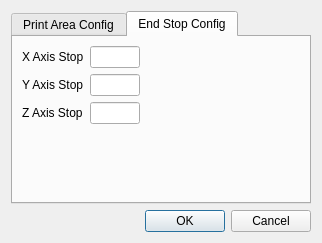
Above: printareaconfigdialog.ui from Bahamuttg/PiRinter3D before the change. Below: the same form after it.
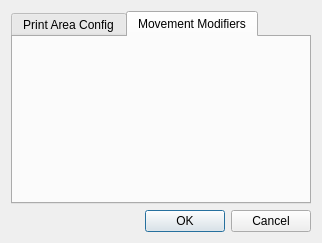
That is the form after the change. The open tabs and pages were chosen to show the change. Icons and pictures are not drawn.

```diff
--- a/printareaconfigdialog.ui
+++ b/printareaconfigdialog.ui
@@ -105,100 +105,9 @@
        </widget>
        <widget class="QWidget" name="tabEndStops">
         <attribute name="title">
-         <string>End Stop Config</string>
+         <string>Movement Modifiers</string>
         </attribute>
-        <layout class="QGridLayout" name="gridLayout_3">
-         <item row="0" column="1">
-          <spacer name="horizontalSpacer_2">
-           <property name="orientation">
-            <enum>Qt::Horizontal</enum>
-           </property>
-           <property name="sizeHint" stdset="0">
-            <size>
-             <width>40</width>
-             <height>20</height>
-            </size>
-           </property>
-          </spacer>
-         </item>
-         <item row="0" column="0">
-          <layout class="QFormLayout" name="formLayout_2">
-           <item row="0" column="0">
-            <widget class="QLabel" name="xAxisStopLabel">
-             <property name="text">
-              <string>X Axis Stop</string>
-             </property>
-            </widget>
-           </item>
-           <item row="0" column="1">
-            <widget class="QLineEdit" name="txtXStop">
-             <property name="maximumSize">
-              <size>
-               <width>50</width>
-               <height>16777215</height>
-              </size>
-             </property>
-             <property name="inputMask">
-              <string>00</string>
-             </property>
-            </widget>
-           </item>
-           <item row="1" column="0">
-            <widget class="QLabel" name="yAxisStopLabel">
-             <property name="text">
-              <string>Y Axis Stop</string>
-             </property>
-            </widget>
-           </item>
-           <item row="1" column="1">
-            <widget class="QLineEdit" name="txtYStop">
-             <property name="maximumSize">
-              <size>
-               <width>50</width>
-               <height>16777215</height>
-              </size>
-             </property>
-             <property name="inputMask">
-              <string>00</string>
-             </property>
-            </widget>
-           </item>
-           <item row="2" column="0">
-            <widget class="QLabel" name="zAxisStopLabel">
-             <property name="text">
-              <string>Z Axis Stop</string>
-             </property>
-            </widget>
-           </item>
-           <item row="2" column="1">
-            <widget class="QLineEdit" name="txtZStop">
-             <property name="maximumSize">
-              <size>
-               <width>50</width>
-               <height>16777215</height>
-              </size>
-             </property>
-             <property name="inputMask">
-              <string>00</string>
-             </property>
-            </widget>
-           </item>
-          </layout>
-         </item>
-         <item row="1" column="0">
-          <spacer name="verticalSpacer_2">
-           <property name="orientation">
-            <enum>Qt::Vertical</enum>
-           </property>
-           <property name="sizeHint" stdset="0">
-            <size>
-             <width>20</width>
-             <height>40</height>
-            </size>
-           </property>
-          </spacer>
-         </item>
-        </layout>
+        <layout class="QGridLayout" name="gridLayout_3"/>
        </widget>
       </widget>
      </item>
```
Left out of the diff: 10 changed lines with no effect on the pictures.
